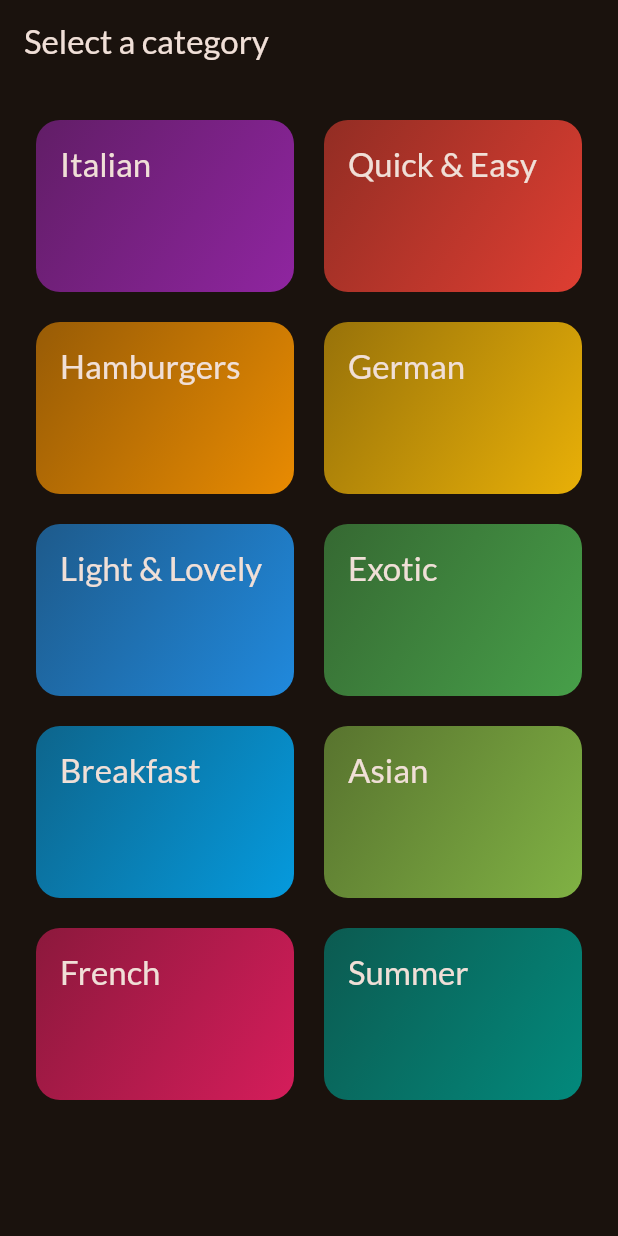
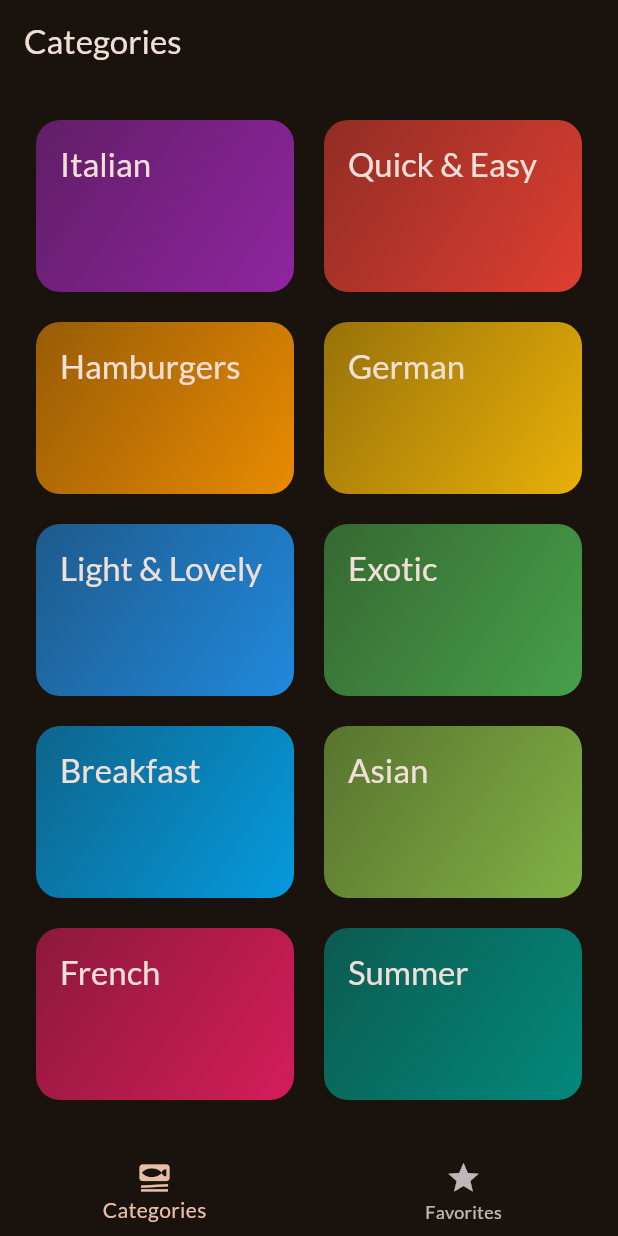
Before and after one commit to Abdullah-Majeed/MEALS_FLUTTER_APP, a Flutter app: the screen it shows after launch, on a phone screen of 412 x 824 dp. Run offline on Flutter 3.47's test engine with Material 3 defaults, Android fonts, the phone set to English and light mode, and no system bars; our stand-ins replace google_fonts, transparent_image.

```diff
--- a/lib/main.dart
+++ b/lib/main.dart
@@ -1,6 +1,6 @@
 import 'package:flutter/material.dart';
 import 'package:google_fonts/google_fonts.dart';
-import 'package:meals/screens/categories.dart';
+import 'package:meals/screens/tabs.dart';
 
 final theme = ThemeData(
   useMaterial3: true,
@@ -20,9 +20,6 @@ class App extends StatelessWidget {
 
   @override
   Widget build(BuildContext context) {
-    return MaterialApp(
-      theme: theme,
-      home: const CategoriesScreen()
-    );
+    return MaterialApp(theme: theme, home: const TabsScreen());
   }
 }
--- a/lib/screens/categories.dart
+++ b/lib/screens/categories.dart
@@ -19,9 +19,9 @@ class CategoriesScreen extends StatelessWidget {
   @override
   Widget build(BuildContext context) {
     return Scaffold(
-      appBar: AppBar(
-        title: const Text('Select a category'),
-      ),
+      // appBar: AppBar(
+      //   title: const Text('Select a category'),
+      // ),
       body: GridView(
         padding: const EdgeInsets.all(24),
         gridDelegate: const SliverGridDelegateWithFixedCrossAxisCount(
--- a/lib/screens/meals.dart
+++ b/lib/screens/meals.dart
@@ -4,9 +4,9 @@ import 'package:meals/screens/meal_details.dart';
 import 'package:meals/widgets/meal_item.dart';
 
 class MealsScreen extends StatelessWidget {
-  const MealsScreen({super.key, required this.title, required this.meals});
+  const MealsScreen({super.key, this.title, required this.meals});
 
-  final String title;
+  final String? title;
   final List<Meal> meals;
 
   void _selectedMeal(BuildContext context, Meal meal) {
@@ -54,9 +54,12 @@ class MealsScreen extends StatelessWidget {
         ),
       );
     }
+    if (title == null) {
+      return content;
+    }
     return Scaffold(
       appBar: AppBar(
-        title: Text(title),
+        title: Text(title!),
       ),
       body: content,
       // body: ListView.builder(
--- /dev/null
+++ b/lib/screens/tabs.dart
@@ -0,0 +1,47 @@
+import 'package:flutter/material.dart';
+import 'package:meals/screens/categories.dart';
+import 'package:meals/screens/meals.dart';
+
+class TabsScreen extends StatefulWidget {
+  const TabsScreen({super.key});
+
+  @override
+  State<TabsScreen> createState() => _TabsScreenState();
+}
+
+class _TabsScreenState extends State<TabsScreen> {
+  int _selectedTabIndex = 0;
+  @override
+  Widget build(BuildContext context) {
+    Widget activeTabScreen = const CategoriesScreen();
+    var activeTabTitle = 'Categories';
+    if (_selectedTabIndex == 1) {
+      activeTabScreen = const MealsScreen(meals: []);
+      activeTabTitle = 'Your Favorites';
+    }
+    return Scaffold(
+      appBar: AppBar(
+        title: Text(activeTabTitle),
+      ),
+      body: activeTabScreen,
+      bottomNavigationBar: BottomNavigationBar(
+        currentIndex: _selectedTabIndex,
+        onTap: (index) {
+          setState(() {
+            _selectedTabIndex = index;
+          });
+        },
+        items: const [
+          BottomNavigationBarItem(
+            icon: Icon(Icons.set_meal),
+            label: "Categories",
+          ),
+          BottomNavigationBarItem(
+            icon: Icon(Icons.star),
+            label: "Favorites",
+          ),
+        ],
+      ),
+    );
+  }
+}
```
